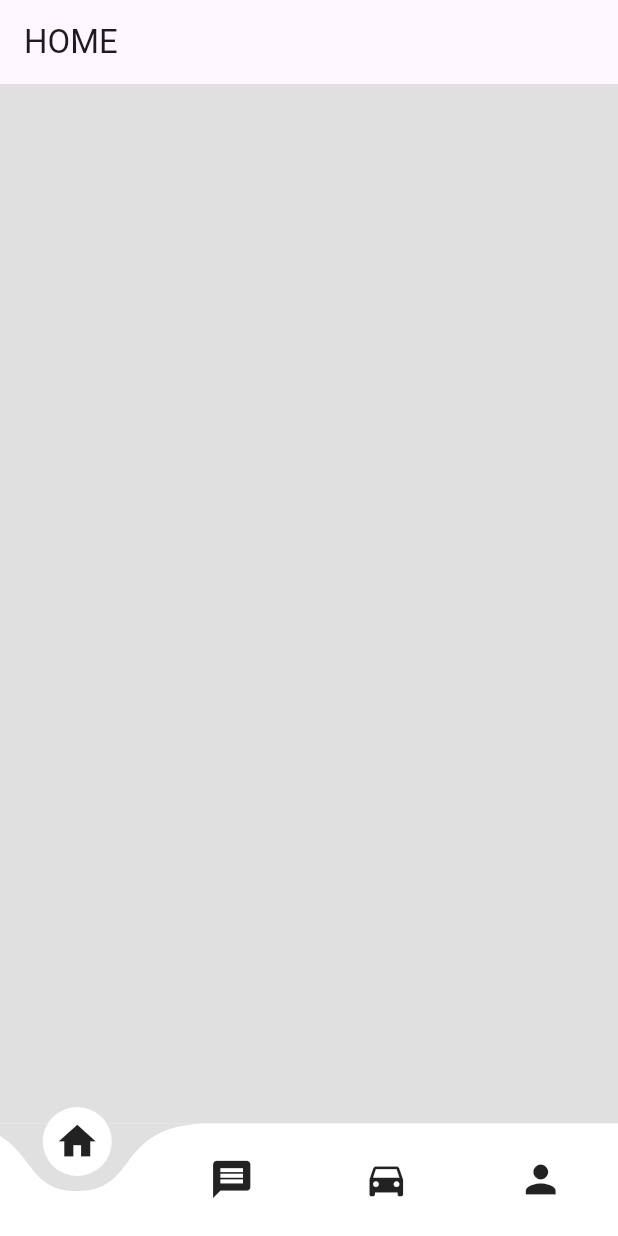
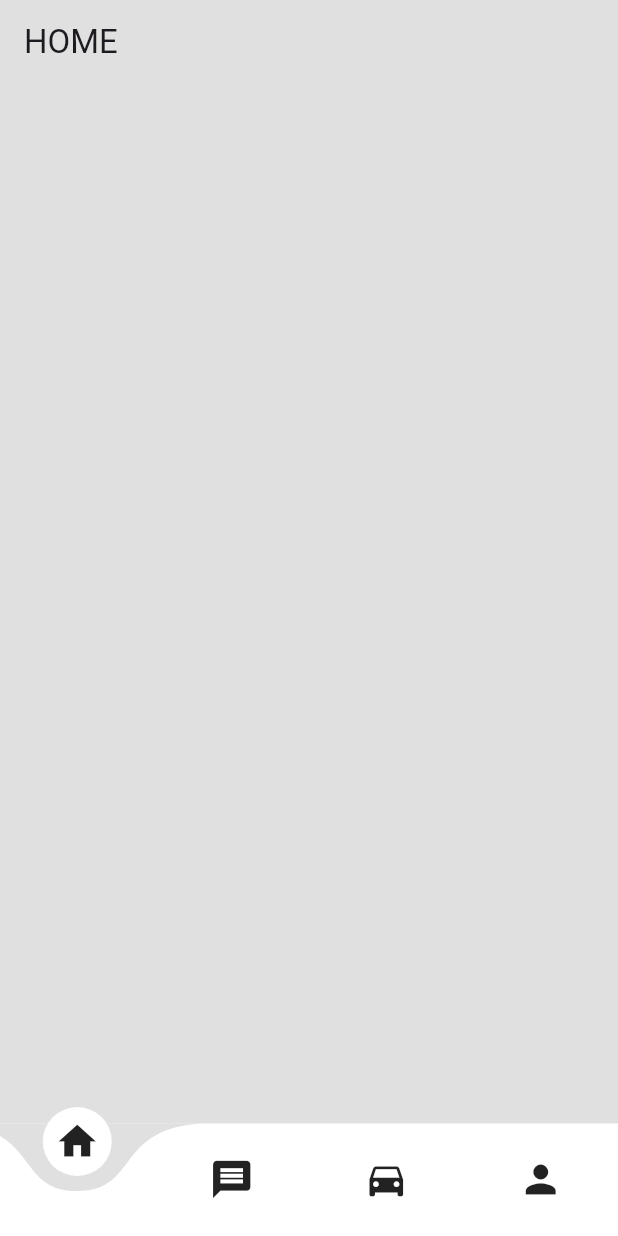
Before and after one commit to TechPyllars2024/AutoCareCarOwners, a Flutter app: the screen it shows after launch, on a phone screen of 412 x 824 dp. Run offline on Flutter 3.47's test engine with Material 3 defaults, Android fonts, the phone set to English and light mode, and no system bars; drawn by our look-alikes of curved_navigation_bar.

Commit message:
update: car owner home

```diff
--- a/lib/screens/car_owner_home.dart
+++ b/lib/screens/car_owner_home.dart
@@ -11,7 +11,7 @@ class _CarOwnerHomeState extends State<CarOwnerHome> {
   @override
   Widget build(BuildContext context) {
     return Scaffold(
-      appBar: AppBar(title: Text('HOME'),),
+      appBar: AppBar(title: Text('HOME'), backgroundColor: Colors.grey.shade300, ),
       body: Container(
         color: Colors.grey.shade300,
 
```
